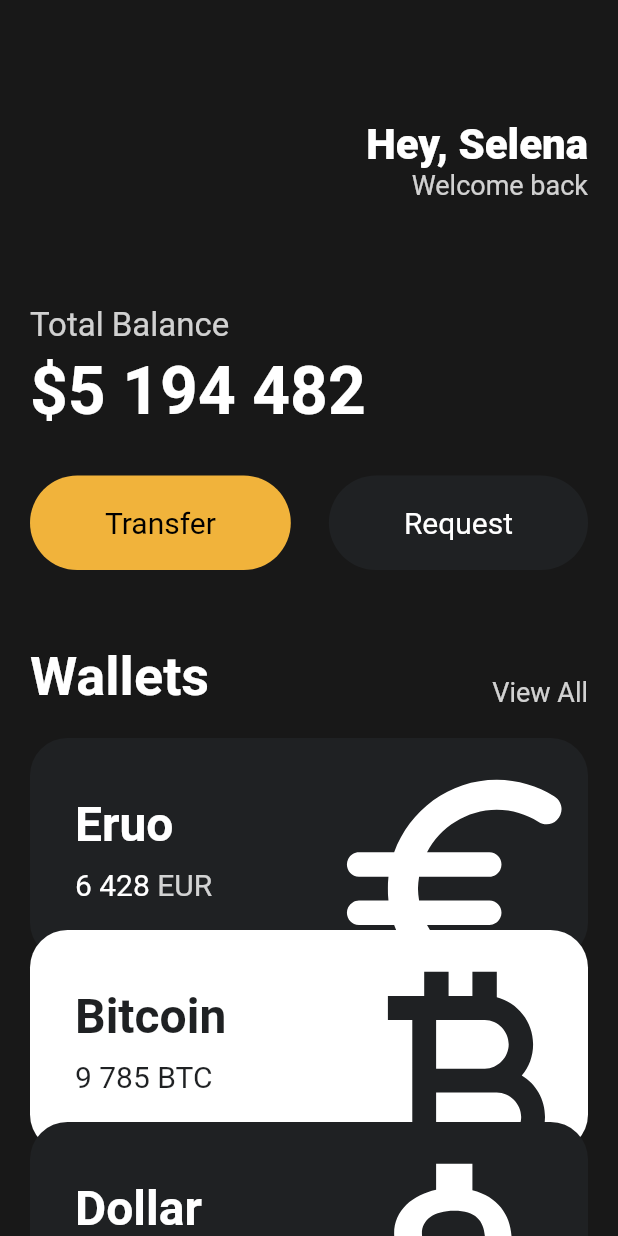
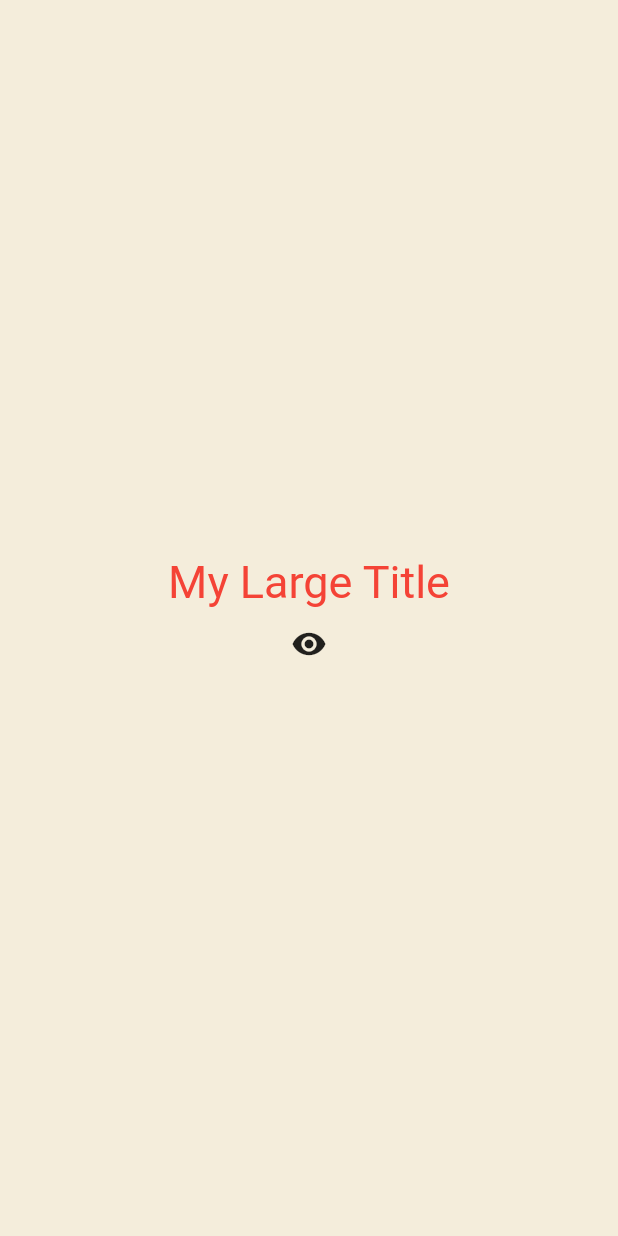
Before and after one commit to hytenic/flutter-webtoon, a Flutter app: the screen it shows after launch, on a phone screen of 412 x 824 dp. Run offline on Flutter 3.47's test engine with Material 2 defaults, Android fonts, the phone set to English and light mode, and no system bars.

```diff
--- a/lib/main.dart
+++ b/lib/main.dart
@@ -1,144 +1,82 @@
 import 'package:flutter/material.dart';
-import 'package:flutter_webtoon/widgets/Button.dart';
-import 'package:flutter_webtoon/widgets/currency_cart.dart';
 
 void main() {
   runApp(const App());
 }
 
-class App extends StatelessWidget {
+class App extends StatefulWidget {
   const App({super.key});
+
+  @override
+  State<App> createState() => _AppState();
+}
+
+class _AppState extends State<App> {
+  bool showTitle = true;
+
+  void toggleTitle() {
+    setState(() {
+      showTitle = !showTitle;
+    });
+  }
 
   @override
   Widget build(BuildContext context) {
     return MaterialApp(
-      home: Scaffold(
-          backgroundColor: const Color(0xff181818),
-          body: SingleChildScrollView(
-            child: Padding(
-              padding: const EdgeInsets.symmetric(horizontal: 20),
-              child: Column(
-                crossAxisAlignment: CrossAxisAlignment.start,
-                children: [
-                  const SizedBox(
-                    height: 80,
-                  ),
-                  Row(
-                    mainAxisAlignment: MainAxisAlignment.end,
-                    children: [
-                      Column(
-                        crossAxisAlignment: CrossAxisAlignment.end,
-                        children: [
-                          const Text(
-                            'Hey, Selena',
-                            style: TextStyle(
-                              color: Colors.white,
-                              fontSize: 28,
-                              fontWeight: FontWeight.w800,
+      theme: ThemeData(
+        textTheme: const TextTheme(
+          titleLarge: TextStyle(
+            color: Colors.red,
           ),
         ),
-                          Text('Welcome back',
-                              style: TextStyle(
-                                color: Colors.white.withOpacity(0.8),
-                                fontSize: 18,
-                              )),
-                        ],
-                      )
-                    ],
       ),
-                  const SizedBox(
-                    height: 70,
-                  ),
-                  Text(
-                    'Total Balance',
-                    style: TextStyle(
-                      color: Colors.white.withOpacity(0.8),
-                      fontSize: 22,
-                    ),
-                  ),
-                  const SizedBox(
-                    height: 5,
-                  ),
-                  const Text(
-                    '\$5 194 482',
-                    style: TextStyle(
-                      color: Colors.white,
-                      fontSize: 44,
-                      fontWeight: FontWeight.w600,
-                    ),
-                  ),
-                  const SizedBox(
-                    height: 30,
-                  ),
-                  const Row(
-                    mainAxisAlignment: MainAxisAlignment.spaceBetween,
+      home: Scaffold(
+        backgroundColor: const Color(0xFFF4EDDB),
+        body: Center(
+          child: Column(
+            mainAxisAlignment: MainAxisAlignment.center,
             children: [
-                      Button(
-                        text: 'Transfer',
-                        bgColor: Color(0xfff1b33b),
-                        textColor: Colors.black,
-                      ),
-                      Button(
-                        text: 'Request',
-                        bgColor: Color(0xff1f2123),
-                        textColor: Colors.white,
-                      ),
-                    ],
-                  ),
-                  const SizedBox(
-                    height: 50,
-                  ),
-                  Row(
-                    crossAxisAlignment: CrossAxisAlignment.end,
-                    mainAxisAlignment: MainAxisAlignment.spaceBetween,
-                    children: [
-                      const Text(
-                        'Wallets',
-                        style: TextStyle(
-                            color: Colors.white,
-                            fontSize: 36,
-                            fontWeight: FontWeight.w600),
-                      ),
-                      Text(
-                        'View All',
-                        style: TextStyle(
-                          color: Colors.white.withOpacity(0.8),
-                          fontSize: 18,
-                        ),
-                      ),
-                    ],
-                  ),
-                  const SizedBox(
-                    height: 20,
-                  ),
-                  const CurrencyCard(
-                    name: 'Eruo',
-                    code: 'EUR',
-                    amount: '6 428',
-                    icon: Icons.euro_rounded,
-                    isInverted: false,
-                    offset: Offset(0, 0),
-                  ),
-                  const CurrencyCard(
-                    name: 'Bitcoin',
-                    code: 'BTC',
-                    amount: '9 785',
-                    icon: Icons.currency_bitcoin,
-                    isInverted: true,
-                    offset: Offset(0, -20),
-                  ),
-                  const CurrencyCard(
-                    name: 'Dollar',
-                    code: 'USD',
-                    amount: '428',
-                    icon: Icons.attach_money_outlined,
-                    isInverted: false,
-                    offset: Offset(0, -40),
-                  ),
+              showTitle ? const MyLargeTitle() : const Text('Nothing'),
+              IconButton(
+                  onPressed: toggleTitle,
+                  icon: const Icon(Icons.remove_red_eye))
             ],
           ),
         ),
-          )),
+      ),
     );
   }
 }
+
+class MyLargeTitle extends StatefulWidget {
+  const MyLargeTitle({
+    super.key,
+  });
+
+  @override
+  State<MyLargeTitle> createState() => _MyLargeTitleState();
+}
+
+class _MyLargeTitleState extends State<MyLargeTitle> {
+  @override
+  void initState() {
+    super.initState();
+  }
+
+  @override
+  void dispose() {
+    // TODO: implement dispose
+    super.dispose();
+  }
+
+  @override
+  Widget build(BuildContext context) {
+    return Text(
+      'My Large Title',
+      style: TextStyle(
+        fontSize: 30,
+        color: Theme.of(context).textTheme.titleLarge?.color,
+      ),
+    );
+  }
+}
```
Also changed, not shown: lib/_main_wallet.dart (added, +144 -0 lines). Lines whose indentation alone changed are shown as unchanged.
